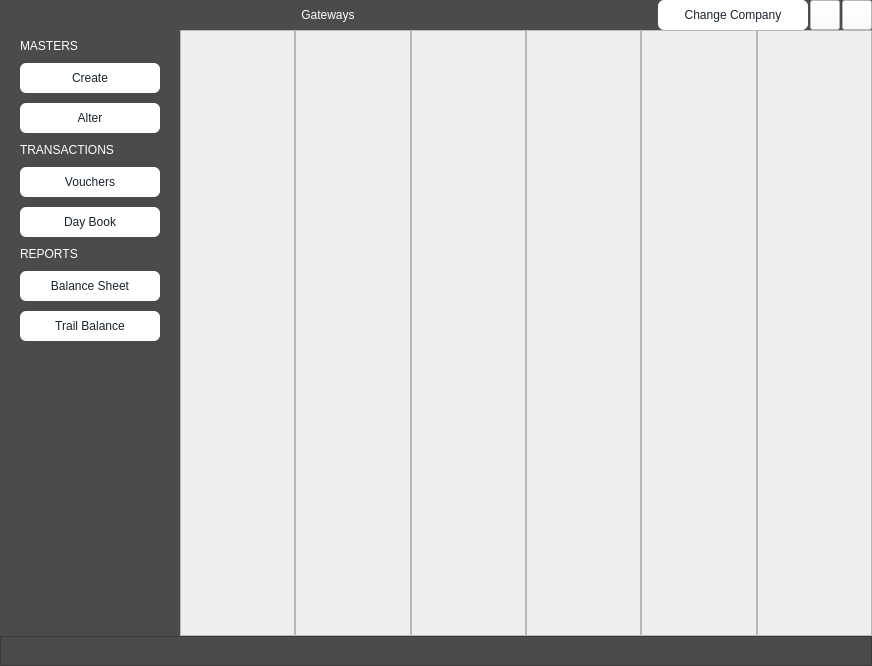
Qt form Resources/Ui/Gateways.ui (Darshitjivani/MBAS) before a commit.
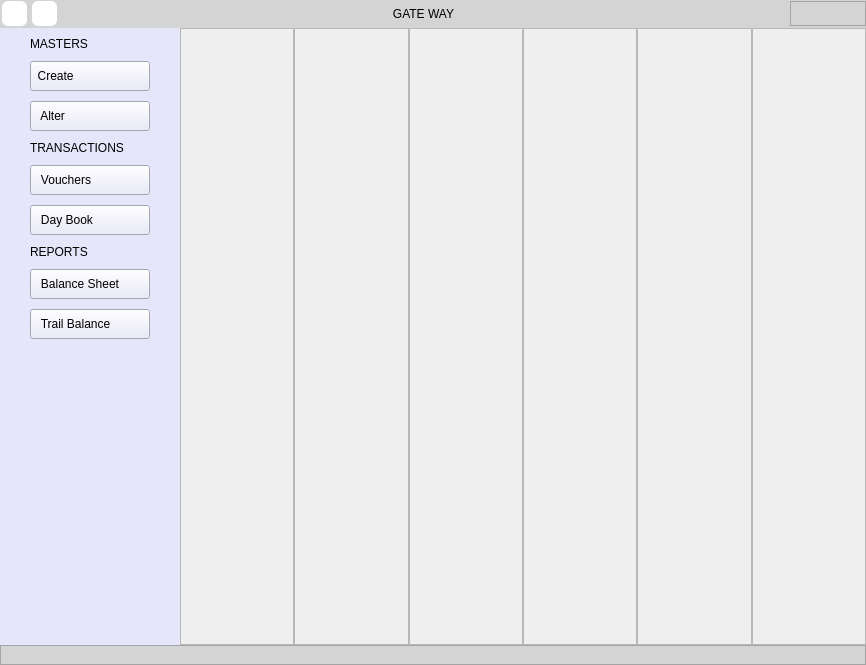
The same form after that commit. Icons and pictures are not drawn.

```diff
--- a/Resources/Ui/Gateways.ui
+++ b/Resources/Ui/Gateways.ui
@@ -6,8 +6,8 @@
    <rect>
     <x>0</x>
     <y>0</y>
-    <width>872</width>
-    <height>666</height>
+    <width>866</width>
+    <height>665</height>
    </rect>
   </property>
   <property name="windowTitle">
@@ -30,182 +30,29 @@
     <property name="spacing">
      <number>0</number>
     </property>
-    <item row="0" column="0" colspan="2">
-     <widget class="QFrame" name="fheader">
+    <item row="2" column="0" colspan="2">
+     <widget class="QFrame" name="ffooter">
+      <property name="minimumSize">
+       <size>
+        <width>0</width>
+        <height>20</height>
+       </size>
+      </property>
       <property name="maximumSize">
        <size>
         <width>16777215</width>
-        <height>30</height>
+        <height>20</height>
        </size>
       </property>
       <property name="styleSheet">
-       <string notr="true">font: 75 10pt &quot;Sitka Small&quot;;
-	background-color: rgb(75, 75, 75);</string>
+       <string notr="true">background-color: rgb(212, 212, 212);</string>
       </property>
       <property name="frameShape">
-       <enum>QFrame::NoFrame</enum>
+       <enum>QFrame::StyledPanel</enum>
       </property>
       <property name="frameShadow">
-       <enum>QFrame::Plain</enum>
+       <enum>QFrame::Raised</enum>
       </property>
-      <property name="lineWidth">
-       <number>0</number>
-      </property>
-      <layout class="QGridLayout" name="gridLayout">
-       <property name="leftMargin">
-        <number>0</number>
-       </property>
-       <property name="topMargin">
-        <number>0</number>
-       </property>
-       <property name="rightMargin">
-        <number>0</number>
-       </property>
-       <property name="bottomMargin">
-        <number>0</number>
-       </property>
-       <property name="horizontalSpacing">
-        <number>2</number>
-       </property>
-       <property name="verticalSpacing">
-        <number>0</number>
-       </property>
-       <item row="0" column="2">
-        <widget class="QPushButton" name="pbMaximized">
-         <property name="minimumSize">
-          <size>
-           <width>30</width>
-           <height>30</height>
-          </size>
-         </property>
-         <property name="maximumSize">
-          <size>
-           <width>30</width>
-           <height>30</height>
-          </size>
-         </property>
-         <property name="styleSheet">
-          <string notr="true">background-color:white;</string>
-         </property>
-         <property name="text">
-          <string/>
-         </property>
-         <property name="icon">
-          <iconset resource="../icons/icons.qrc">
-           <normaloff>:/newPrefix/icons/maximize-2.svg</normaloff>:/newPrefix/icons/maximize-2.svg</iconset>
-         </property>
-         <property name="iconSize">
-          <size>
-           <width>15</width>
-           <height>15</height>
-          </size>
-         </property>
-        </widget>
-       </item>
-       <item row="0" column="0">
-        <widget class="QLabel" name="lbCompanyName">
-         <property name="minimumSize">
-          <size>
-           <width>0</width>
-           <height>30</height>
-          </size>
-         </property>
-         <property name="maximumSize">
-          <size>
-           <width>16777215</width>
-           <height>30</height>
-          </size>
-         </property>
-         <property name="styleSheet">
-          <string notr="true">font: 75 10pt &quot;Sitka Small&quot;;
-
-color: rgb(255, 255, 255);
-
-
-</string>
-         </property>
-         <property name="text">
-          <string>Gateways</string>
-         </property>
-         <property name="alignment">
-          <set>Qt::AlignCenter</set>
-         </property>
-        </widget>
-       </item>
-       <item row="0" column="1">
-        <widget class="QPushButton" name="pbChangeCompany">
-         <property name="minimumSize">
-          <size>
-           <width>0</width>
-           <height>30</height>
-          </size>
-         </property>
-         <property name="maximumSize">
-          <size>
-           <width>150</width>
-           <height>16777215</height>
-          </size>
-         </property>
-         <property name="styleSheet">
-          <string notr="true">QPushButton{
-
-	font: 75 10pt &quot;Sitka Small&quot;;
-border-radius:06px;
-background-color: #ffffff;
-  color: #19232d;	
-
-
-}
-QPushButton:selected {
-  background: #1464A0;
-  color: #19232d;
-}
-
-QPushButton:hover {
-  border-radius: 08px;
-  padding: 5px;
-  background-color:#9a9a9a;
-  border: 0px solid ;
-}</string>
-         </property>
-         <property name="text">
-          <string>Change Company</string>
-         </property>
-        </widget>
-       </item>
-       <item row="0" column="3">
-        <widget class="QPushButton" name="pbClose">
-         <property name="minimumSize">
-          <size>
-           <width>30</width>
-           <height>30</height>
-          </size>
-         </property>
-         <property name="maximumSize">
-          <size>
-           <width>30</width>
-           <height>30</height>
-          </size>
-         </property>
-         <property name="styleSheet">
-          <string notr="true">background-color:white;</string>
-         </property>
-         <property name="text">
-          <string/>
-         </property>
-         <property name="icon">
-          <iconset resource="../icons/icons.qrc">
-           <normaloff>:/newPrefix/icons/x.svg</normaloff>:/newPrefix/icons/x.svg</iconset>
-         </property>
-         <property name="iconSize">
-          <size>
-           <width>20</width>
-           <height>20</height>
-          </size>
-         </property>
-        </widget>
-       </item>
-      </layout>
      </widget>
     </item>
     <item row="1" column="1">
@@ -282,7 +129,7 @@
         </widget>
        </item>
        <item row="0" column="5">
-        <widget class="QFrame" name="fTrailBalance">
+        <widget class="QFrame" name="fTrialBalance">
          <property name="frameShape">
           <enum>QFrame::StyledPanel</enum>
          </property>
@@ -295,35 +142,377 @@
       </layout>
      </widget>
     </item>
-    <item row="2" column="0" colspan="2">
-     <widget class="QFrame" name="ffooter">
+    <item row="0" column="0" colspan="2">
+     <widget class="QFrame" name="fheader">
       <property name="minimumSize">
        <size>
         <width>0</width>
-        <height>30</height>
+        <height>28</height>
        </size>
       </property>
       <property name="maximumSize">
        <size>
         <width>16777215</width>
-        <height>30</height>
+        <height>28</height>
        </size>
       </property>
       <property name="styleSheet">
-       <string notr="true">background-color: rgb(75,75,75);
-color: rgb(255, 255, 255);
-font: 75 10pt &quot;Sitka Small&quot;;</string>
+       <string notr="true">
+background-color: rgb(212, 212, 212);</string>
       </property>
       <property name="frameShape">
-       <enum>QFrame::StyledPanel</enum>
+       <enum>QFrame::NoFrame</enum>
       </property>
       <property name="frameShadow">
-       <enum>QFrame::Raised</enum>
+       <enum>QFrame::Plain</enum>
       </property>
+      <property name="lineWidth">
+       <number>0</number>
+      </property>
+      <layout class="QGridLayout" name="gridLayout">
+       <property name="leftMargin">
+        <number>2</number>
+       </property>
+       <property name="topMargin">
+        <number>1</number>
+       </property>
+       <property name="rightMargin">
+        <number>0</number>
+       </property>
+       <property name="bottomMargin">
+        <number>2</number>
+       </property>
+       <property name="horizontalSpacing">
+        <number>1</number>
+       </property>
+       <property name="verticalSpacing">
+        <number>2</number>
+       </property>
+       <item row="0" column="5">
+        <widget class="QFrame" name="btnFrame">
+         <property name="minimumSize">
+          <size>
+           <width>0</width>
+           <height>25</height>
+          </size>
+         </property>
+         <property name="maximumSize">
+          <size>
+           <width>76</width>
+           <height>25</height>
+          </size>
+         </property>
+         <property name="styleSheet">
+          <string notr="true">
+QPushButton{
+background-color:transparent;
+
+font: 63 11pt &quot;Segoe UI Semibold&quot;;
+  border-radius: 02px;
+
+
+  color: #19232d;	
+
+
+}
+QPushButton:selected {
+  background: #1464A0;
+  color: #19232d;
+}
+
+QPushButton:hover {
+  border-radius: 05px;
+  padding: 5px;
+  background-color:#9a9a9a;
+  border: 0px solid ;
+}</string>
+         </property>
+         <property name="frameShape">
+          <enum>QFrame::StyledPanel</enum>
+         </property>
+         <property name="frameShadow">
+          <enum>QFrame::Raised</enum>
+         </property>
+         <layout class="QGridLayout" name="gridLayout_11">
+          <property name="leftMargin">
+           <number>0</number>
+          </property>
+          <property name="topMargin">
+           <number>0</number>
+          </property>
+          <property name="rightMargin">
+           <number>0</number>
+          </property>
+          <property name="bottomMargin">
+           <number>0</number>
+          </property>
+          <property name="spacing">
+           <number>0</number>
+          </property>
+          <item row="0" column="0">
+           <widget class="QPushButton" name="pbMinimized">
+            <property name="minimumSize">
+             <size>
+              <width>25</width>
+              <height>25</height>
+             </size>
+            </property>
+            <property name="maximumSize">
+             <size>
+              <width>25</width>
+              <height>25</height>
+             </size>
+            </property>
+            <property name="text">
+             <string/>
+            </property>
+            <property name="icon">
+             <iconset resource="../icons/icons.qrc">
+              <normaloff>:/newPrefix/icons/minimize.svg</normaloff>:/newPrefix/icons/minimize.svg</iconset>
+            </property>
+           </widget>
+          </item>
+          <item row="0" column="1">
+           <widget class="QPushButton" name="pbMaximized">
+            <property name="minimumSize">
+             <size>
+              <width>25</width>
+              <height>25</height>
+             </size>
+            </property>
+            <property name="maximumSize">
+             <size>
+              <width>25</width>
+              <height>25</height>
+             </size>
+            </property>
+            <property name="styleSheet">
+             <string notr="true"/>
+            </property>
+            <property name="text">
+             <string/>
+            </property>
+            <property name="icon">
+             <iconset resource="../icons/icons.qrc">
+              <normaloff>:/newPrefix/icons/maximize-2.svg</normaloff>:/newPrefix/icons/maximize-2.svg</iconset>
+            </property>
+            <property name="iconSize">
+             <size>
+              <width>15</width>
+              <height>15</height>
+             </size>
+            </property>
+           </widget>
+          </item>
+          <item row="0" column="2">
+           <widget class="QPushButton" name="pbClose">
+            <property name="minimumSize">
+             <size>
+              <width>25</width>
+              <height>25</height>
+             </size>
+            </property>
+            <property name="maximumSize">
+             <size>
+              <width>25</width>
+              <height>25</height>
+             </size>
+            </property>
+            <property name="styleSheet">
+             <string notr="true">QPushButton{
+background-color:transparent;
+
+font: 63 11pt &quot;Segoe UI Semibold&quot;;
+  border-radius: 02px;
+
+
+  color: #19232d;	
+
+
+}
+QPushButton:selected {
+  background: #1464A0;
+  color: #19232d;
+}
+
+QPushButton:hover {
+  border-radius: 05px;
+  padding: 5px;
+background-color: rgb(186, 73, 51);
+  border: 0px solid ;
+}</string>
+            </property>
+            <property name="text">
+             <string/>
+            </property>
+            <property name="icon">
+             <iconset resource="../icons/icons.qrc">
+              <normaloff>:/newPrefix/icons/x.svg</normaloff>:/newPrefix/icons/x.svg</iconset>
+            </property>
+            <property name="iconSize">
+             <size>
+              <width>20</width>
+              <height>20</height>
+             </size>
+            </property>
+           </widget>
+          </item>
+         </layout>
+        </widget>
+       </item>
+       <item row="0" column="0">
+        <widget class="QPushButton" name="pbMenubar">
+         <property name="minimumSize">
+          <size>
+           <width>25</width>
+           <height>25</height>
+          </size>
+         </property>
+         <property name="maximumSize">
+          <size>
+           <width>25</width>
+           <height>25</height>
+          </size>
+         </property>
+         <property name="styleSheet">
+          <string notr="true">
+QPushButton{
+background-color:white;
+border-radius:06px;
+font: 63 11pt &quot;Segoe UI Semibold&quot;;
+border-radius:06px;
+background-color: #ffffff;
+  color: #19232d;	
+
+
+}
+QPushButton:selected {
+  background: #1464A0;
+  color: #19232d;
+}
+
+QPushButton:hover {
+  border-radius: 08px;
+  padding: 5px;
+  background-color:#9a9a9a;
+  border: 0px solid ;
+}</string>
+         </property>
+         <property name="text">
+          <string/>
+         </property>
+         <property name="icon">
+          <iconset resource="../icons/icons.qrc">
+           <normaloff>:/newPrefix/icons/menu.svg</normaloff>:/newPrefix/icons/menu.svg</iconset>
+         </property>
+         <property name="iconSize">
+          <size>
+           <width>18</width>
+           <height>18</height>
+          </size>
+         </property>
+        </widget>
+       </item>
+       <item row="0" column="2">
+        <widget class="QPushButton" name="pbChangeCompany">
+         <property name="minimumSize">
+          <size>
+           <width>25</width>
+           <height>25</height>
+          </size>
+         </property>
+         <property name="maximumSize">
+          <size>
+           <width>25</width>
+           <height>25</height>
+          </size>
+         </property>
+         <property name="toolTip">
+          <string notr="true">Change Company</string>
+         </property>
+         <property name="toolTipDuration">
+          <number>-1</number>
+         </property>
+         <property name="styleSheet">
+          <string notr="true">
+QPushButton{
+background-color:white;
+border-radius:06px;
+font: 63 11pt &quot;Segoe UI Semibold&quot;;
+border-radius:06px;
+background-color: #ffffff;
+  color: #19232d;	
+
+
+}
+QPushButton:selected {
+  background: #1464A0;
+  color: #19232d;
+}
+
+QPushButton:hover {
+  border-radius: 08px;
+  padding: 5px;
+  background-color:#9a9a9a;
+  border: 0px solid ;
+}
+
+</string>
+         </property>
+         <property name="text">
+          <string/>
+         </property>
+         <property name="icon">
+          <iconset resource="../icons/icons.qrc">
+           <normaloff>:/newPrefix/icons/pie-chart.svg</normaloff>:/newPrefix/icons/pie-chart.svg</iconset>
+         </property>
+        </widget>
+       </item>
+       <item row="0" column="3">
+        <widget class="QLabel" name="lbCompanyName">
+         <property name="minimumSize">
+          <size>
+           <width>0</width>
+           <height>25</height>
+          </size>
+         </property>
+         <property name="maximumSize">
+          <size>
+           <width>16777215</width>
+           <height>25</height>
+          </size>
+         </property>
+         <property name="styleSheet">
+          <string notr="true">
+font: 63 11pt &quot;Segoe UI Semibold&quot;;
+color: rgb(0, 0, 0)</string>
+         </property>
+         <property name="text">
+          <string>GATE WAY</string>
+         </property>
+         <property name="alignment">
+          <set>Qt::AlignCenter</set>
+         </property>
+        </widget>
+       </item>
+       <item row="0" column="1">
+        <widget class="Line" name="line">
+         <property name="maximumSize">
+          <size>
+           <width>3</width>
+           <height>0</height>
+          </size>
+         </property>
+         <property name="orientation">
+          <enum>Qt::Horizontal</enum>
+         </property>
+        </widget>
+       </item>
+      </layout>
      </widget>
     </item>
     <item row="1" column="0">
-     <widget class="QWidget" name="widget_3" native="true">
+     <widget class="QWidget" name="wMenubar" native="true">
       <property name="sizePolicy">
        <sizepolicy hsizetype="Maximum" vsizetype="Expanding">
         <horstretch>0</horstretch>
@@ -343,58 +532,21 @@
        </size>
       </property>
       <property name="styleSheet">
-       <string notr="true">QWidget {
-	font: 75 10pt &quot;Sitka Small&quot;;
-	background-color: rgb(75, 75, 75);
+       <string notr="true">QPushButton{
 
-}
+	text-align:left;}
 
-QPushButton{
-
-	font: 75 10pt &quot;Sitka Small&quot;;
-border-radius:06px;
-background-color: #ffffff;
-  color: #19232d;	
-
-
-}
-QPushButton:selected {
-  background: #1464A0;
-  color: #19232d;
+QWidget{
+	background-color: rgb(230, 230, 250);
 }
 
 QPushButton:hover {
-  border-radius: 08px;
+  border-radius: 05px;
   padding: 5px;
-  background-color:#9a9a9a;
+  color:#ffffff;
+  background-color:#9BA4B5;
   border: 0px solid ;
-  
-}
-
-QLineEdit {
-    border: 0px solid gray;
-    border-radius: 06px;
-    background-color:white;
-	color:rgb(0, 0, 0);
-
-}
-
-QLineEdit:hover {
-  border-radius: 06px;
-  padding: 5px;
-  border: 0px solid rgb(52, 52, 52);
-  color: rgb(0, 0,0);
-}
-
-QLabel{
-color: rgb(255, 255, 255);
-
-}
-
-
-
-
-</string>
+}</string>
       </property>
       <layout class="QGridLayout" name="gridLayout_5">
        <property name="leftMargin">
@@ -415,81 +567,11 @@
        <property name="verticalSpacing">
         <number>10</number>
        </property>
-       <item row="8" column="0">
-        <widget class="QPushButton" name="pbBalanceSheet">
-         <property name="minimumSize">
-          <size>
-           <width>50</width>
-           <height>30</height>
-          </size>
-         </property>
-         <property name="styleSheet">
-          <string notr="true"/>
-         </property>
-         <property name="text">
-          <string>Balance Sheet</string>
-         </property>
-        </widget>
-       </item>
-       <item row="2" column="0">
-        <widget class="QPushButton" name="pbCreateMaster">
-         <property name="sizePolicy">
-          <sizepolicy hsizetype="Minimum" vsizetype="Minimum">
-           <horstretch>0</horstretch>
-           <verstretch>0</verstretch>
-          </sizepolicy>
-         </property>
-         <property name="minimumSize">
-          <size>
-           <width>140</width>
-           <height>30</height>
-          </size>
-         </property>
-         <property name="maximumSize">
-          <size>
-           <width>16777215</width>
-           <height>16777215</height>
-          </size>
-         </property>
-         <property name="styleSheet">
-          <string notr="true"/>
-         </property>
-         <property name="text">
-          <string>Create</string>
-         </property>
-        </widget>
-       </item>
-       <item row="5" column="0">
-        <widget class="QPushButton" name="pbVouchers">
-         <property name="minimumSize">
-          <size>
-           <width>50</width>
-           <height>30</height>
-          </size>
-         </property>
-         <property name="styleSheet">
-          <string notr="true"/>
-         </property>
-         <property name="text">
-          <string>Vouchers</string>
-         </property>
-        </widget>
-       </item>
-       <item row="7" column="0">
-        <widget class="QLabel" name="label_9">
-         <property name="styleSheet">
-          <string notr="true"/>
-         </property>
-         <property name="text">
-          <string>REPORTS</string>
-         </property>
-        </widget>
-       </item>
        <item row="9" column="0">
         <widget class="QPushButton" name="pbTrailBalance">
          <property name="minimumSize">
           <size>
-           <width>50</width>
+           <width>0</width>
            <height>30</height>
           </size>
          </property>
@@ -497,7 +579,17 @@
           <string notr="true"/>
          </property>
          <property name="text">
-          <string>Trail Balance</string>
+          <string>   Trail Balance</string>
+         </property>
+         <property name="icon">
+          <iconset>
+           <normaloff>../icons/trailBal.svg</normaloff>../icons/trailBal.svg</iconset>
+         </property>
+         <property name="iconSize">
+          <size>
+           <width>20</width>
+           <height>20</height>
+          </size>
          </property>
         </widget>
        </item>
@@ -511,11 +603,33 @@
          </property>
         </widget>
        </item>
+       <item row="10" column="0">
+        <widget class="Line" name="line_3">
+         <property name="sizePolicy">
+          <sizepolicy hsizetype="Fixed" vsizetype="Expanding">
+           <horstretch>0</horstretch>
+           <verstretch>0</verstretch>
+          </sizepolicy>
+         </property>
+         <property name="minimumSize">
+          <size>
+           <width>0</width>
+           <height>260</height>
+          </size>
+         </property>
+         <property name="styleSheet">
+          <string notr="true">background-color:transparent;</string>
+         </property>
+         <property name="orientation">
+          <enum>Qt::Vertical</enum>
+         </property>
+        </widget>
+       </item>
        <item row="3" column="0">
         <widget class="QPushButton" name="pbAlterMaster">
          <property name="minimumSize">
           <size>
-           <width>50</width>
+           <width>120</width>
            <height>30</height>
           </size>
          </property>
@@ -523,7 +637,43 @@
           <string notr="true"/>
          </property>
          <property name="text">
-          <string>Alter</string>
+          <string>   Alter</string>
+         </property>
+         <property name="icon">
+          <iconset>
+           <normaloff>../icons/icons/Alter.svg</normaloff>../icons/icons/Alter.svg</iconset>
+         </property>
+         <property name="iconSize">
+          <size>
+           <width>20</width>
+           <height>20</height>
+          </size>
+         </property>
+        </widget>
+       </item>
+       <item row="8" column="0">
+        <widget class="QPushButton" name="pbBalanceSheet">
+         <property name="minimumSize">
+          <size>
+           <width>0</width>
+           <height>30</height>
+          </size>
+         </property>
+         <property name="styleSheet">
+          <string notr="true"/>
+         </property>
+         <property name="text">
+          <string>   Balance Sheet</string>
+         </property>
+         <property name="icon">
+          <iconset>
+           <normaloff>../icons/balancesheet.svg</normaloff>../icons/balancesheet.svg</iconset>
+         </property>
+         <property name="iconSize">
+          <size>
+           <width>20</width>
+           <height>20</height>
+          </size>
          </property>
         </widget>
        </item>
@@ -537,11 +687,37 @@
          </property>
         </widget>
        </item>
+       <item row="5" column="0">
+        <widget class="QPushButton" name="pbVouchers">
+         <property name="minimumSize">
+          <size>
+           <width>0</width>
+           <height>30</height>
+          </size>
+         </property>
+         <property name="styleSheet">
+          <string notr="true"/>
+         </property>
+         <property name="text">
+          <string>   Vouchers</string>
+         </property>
+         <property name="icon">
+          <iconset>
+           <normaloff>../icons/Voucher.svg</normaloff>../icons/Voucher.svg</iconset>
+         </property>
+         <property name="iconSize">
+          <size>
+           <width>20</width>
+           <height>20</height>
+          </size>
+         </property>
+        </widget>
+       </item>
        <item row="6" column="0">
         <widget class="QPushButton" name="pbDayBook">
          <property name="minimumSize">
           <size>
-           <width>50</width>
+           <width>0</width>
            <height>30</height>
           </size>
          </property>
@@ -549,14 +725,24 @@
           <string notr="true"/>
          </property>
          <property name="text">
-          <string>Day Book</string>
+          <string>   Day Book</string>
+         </property>
+         <property name="icon">
+          <iconset>
+           <normaloff>../icons/daybook.svg</normaloff>../icons/daybook.svg</iconset>
+         </property>
+         <property name="iconSize">
+          <size>
+           <width>20</width>
+           <height>20</height>
+          </size>
          </property>
         </widget>
        </item>
-       <item row="11" column="0">
-        <widget class="Line" name="line_3">
+       <item row="2" column="0">
+        <widget class="QPushButton" name="pbCreateMaster">
          <property name="sizePolicy">
-          <sizepolicy hsizetype="Fixed" vsizetype="Expanding">
+          <sizepolicy hsizetype="Minimum" vsizetype="Minimum">
            <horstretch>0</horstretch>
            <verstretch>0</verstretch>
           </sizepolicy>
@@ -564,14 +750,40 @@
          <property name="minimumSize">
           <size>
            <width>0</width>
-           <height>260</height>
+           <height>30</height>
           </size>
          </property>
+         <property name="maximumSize">
+          <size>
+           <width>16777215</width>
+           <height>16777215</height>
+          </size>
+         </property>
          <property name="styleSheet">
-          <string notr="true">background-color:transparent;</string>
+          <string notr="true"/>
          </property>
-         <property name="orientation">
-          <enum>Qt::Vertical</enum>
+         <property name="text">
+          <string>  Create</string>
+         </property>
+         <property name="icon">
+          <iconset>
+           <normaloff>../icons/create.svg</normaloff>../icons/create.svg</iconset>
+         </property>
+         <property name="iconSize">
+          <size>
+           <width>20</width>
+           <height>20</height>
+          </size>
+         </property>
+        </widget>
+       </item>
+       <item row="7" column="0">
+        <widget class="QLabel" name="label_9">
+         <property name="styleSheet">
+          <string notr="true"/>
+         </property>
+         <property name="text">
+          <string>REPORTS</string>
          </property>
         </widget>
        </item>
```
